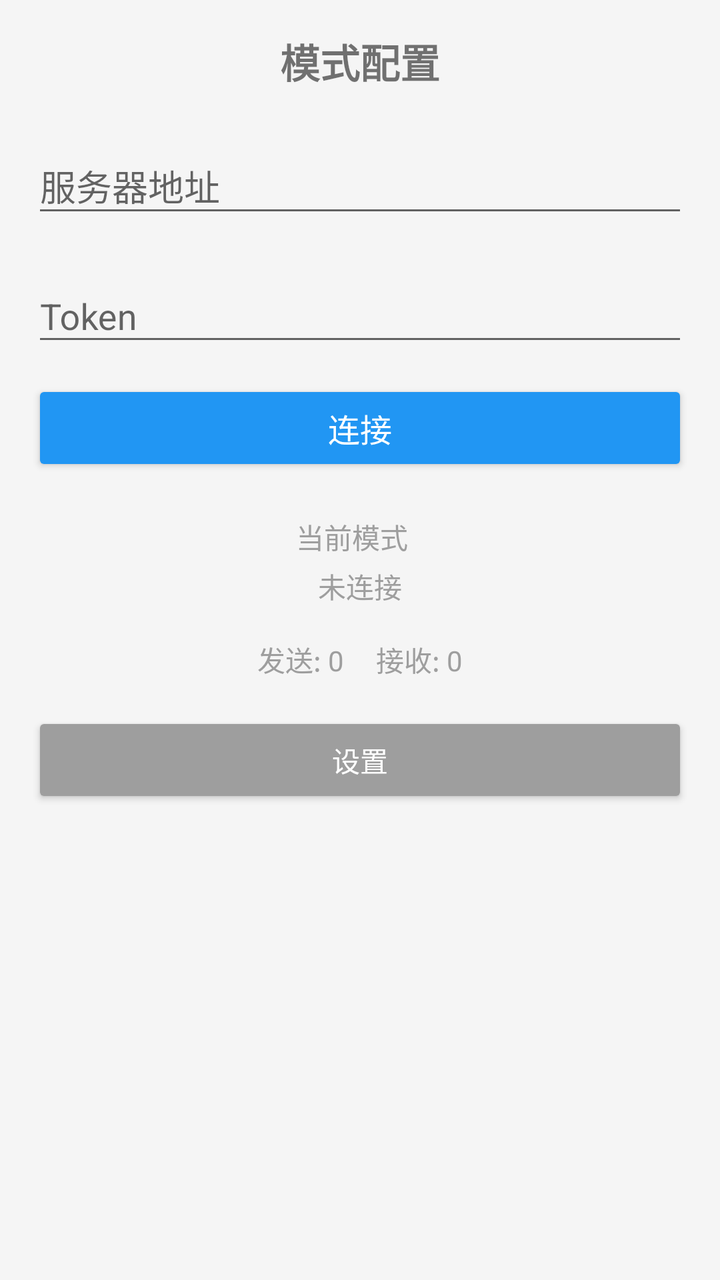
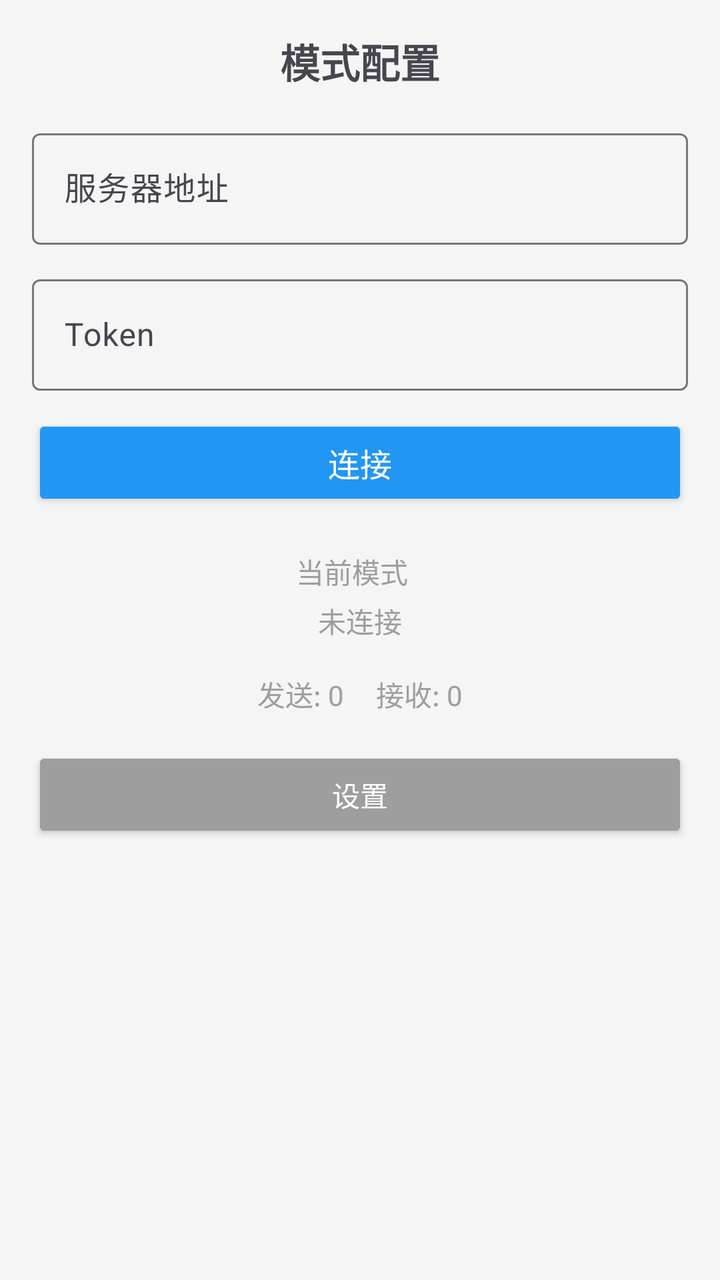

The first picture is an Android layout as it rendered before a commit; the second is the same layout after the commit. The layout source and the unified diff follow.
<!-- AndroidManifest.xml: application theme Theme.AppCompat.Light -->
<!-- res/layout/activity_config.xml -->
<?xml version="1.0" encoding="utf-8"?>
<LinearLayout xmlns:android="http://schemas.android.com/apk/res/android"
    android:layout_width="match_parent"
    android:layout_height="match_parent"
    android:orientation="vertical"
    android:padding="16dp"
    android:background="@color/background">

    <TextView
        android:layout_width="match_parent"
        android:layout_height="wrap_content"
        android:text="@string/mode_config"
        android:textSize="20sp"
        android:textStyle="bold"
        android:layout_marginBottom="16dp"
        android:gravity="center"/>

    <com.google.android.material.textfield.TextInputLayout
        android:layout_width="match_parent"
        android:layout_height="wrap_content"
        android:layout_marginBottom="12dp">
        <com.google.android.material.textfield.TextInputEditText
            android:id="@+id/etServerUrl"
            android:layout_width="match_parent"
            android:layout_height="wrap_content"
            android:hint="@string/server_url"
            android:inputType="textUri"
            android:singleLine="true"/>
    </com.google.android.material.textfield.TextInputLayout>

    <com.google.android.material.textfield.TextInputLayout
        android:layout_width="match_parent"
        android:layout_height="wrap_content"
        android:layout_marginBottom="12dp">
        <com.google.android.material.textfield.TextInputEditText
            android:id="@+id/etToken"
            android:layout_width="match_parent"
            android:layout_height="wrap_content"
            android:hint="@string/token"
            android:inputType="textPassword"
            android:singleLine="true"/>
    </com.google.android.material.textfield.TextInputLayout>

    <Button
        android:id="@+id/btnConnect"
        android:layout_width="match_parent"
        android:layout_height="wrap_content"
        android:text="@string/btn_connect"
        android:textSize="16sp"
        android:backgroundTint="@color/blue"
        android:textColor="@color/white"
        android:padding="12dp"
        android:layout_marginBottom="12dp"/>

    <LinearLayout
        android:layout_width="match_parent"
        android:layout_height="wrap_content"
        android:orientation="horizontal"
        android:gravity="center"
        android:layout_marginTop="8dp">
        <TextView
            android:layout_width="wrap_content"
            android:layout_height="wrap_content"
            android:text="@string/current_mode"
            android:textSize="14sp"
            android:textColor="@color/gray"/>
        <TextView
            android:id="@+id/tvCurrentMode"
            android:layout_width="wrap_content"
            android:layout_height="wrap_content"
            android:text=""
            android:textSize="14sp"
            android:textStyle="bold"
            android:textColor="@color/purple_500"
            android:layout_marginStart="8dp"/>
    </LinearLayout>

    <LinearLayout
        android:layout_width="match_parent"
        android:layout_height="wrap_content"
        android:orientation="horizontal"
        android:gravity="center"
        android:layout_marginTop="4dp">
        <TextView
            android:id="@+id/tvStatus"
            android:layout_width="wrap_content"
            android:layout_height="wrap_content"
            android:text="@string/status_disconnected"
            android:textSize="14sp"
            android:textColor="@color/gray"/>
    </LinearLayout>

    <LinearLayout
        android:layout_width="match_parent"
        android:layout_height="wrap_content"
        android:orientation="horizontal"
        android:gravity="center"
        android:layout_marginTop="16dp">
        <TextView
            android:id="@+id/tvSentCount"
            android:layout_width="wrap_content"
            android:layout_height="wrap_content"
            android:text="发送: 0"
            android:textSize="14sp"
            android:textColor="@color/gray"
            android:layout_marginEnd="16dp"/>
        <TextView
            android:id="@+id/tvReceivedCount"
            android:layout_width="wrap_content"
            android:layout_height="wrap_content"
            android:text="接收: 0"
            android:textSize="14sp"
            android:textColor="@color/gray"/>
    </LinearLayout>

    <Button
        android:id="@+id/btnOpenSettings"
        android:layout_width="match_parent"
        android:layout_height="wrap_content"
        android:text="@string/settings"
        android:textSize="14sp"
        android:backgroundTint="@color/gray"
        android:textColor="@color/white"
        android:padding="10dp"
        android:layout_marginTop="16dp"/>

</LinearLayout>
<!-- resources referenced by this layout -->
<resources>
  <color name="background">#FFF5F5F5</color>
  <color name="blue">#FF2196F3</color>
  <color name="gray">#FF9E9E9E</color>
  <color name="purple_500">#FF6200EE</color>
  <color name="white">#FFFFFFFF</color>
  <string name="btn_connect">连接</string>
  <string name="current_mode">当前模式</string>
  <string name="mode_config">模式配置</string>
  <string name="server_url">服务器地址</string>
  <string name="settings">设置</string>
  <string name="status_disconnected">未连接</string>
  <string name="token">Token</string>
</resources>

<!-- the commit's change to res/layout/activity_config.xml (unified diff, before → after) -->
@@ -18,7 +18,8 @@
     <com.google.android.material.textfield.TextInputLayout
         android:layout_width="match_parent"
         android:layout_height="wrap_content"
-        android:layout_marginBottom="12dp">
+        android:layout_marginBottom="12dp"
+        style="@style/Widget.Material3.TextInputLayout.OutlinedBox">
         <com.google.android.material.textfield.TextInputEditText
             android:id="@+id/etServerUrl"
             android:layout_width="match_parent"
@@ -31,7 +32,8 @@
     <com.google.android.material.textfield.TextInputLayout
         android:layout_width="match_parent"
         android:layout_height="wrap_content"
-        android:layout_marginBottom="12dp">
+        android:layout_marginBottom="12dp"
+        style="@style/Widget.Material3.TextInputLayout.OutlinedBox">
         <com.google.android.material.textfield.TextInputEditText
             android:id="@+id/etToken"
             android:layout_width="match_parent"
<!-- resource entries referenced after the edit -->
@@ -12,5 +12,19 @@
   <string name="settings">设置</string>
   <string name="status_disconnected">未连接</string>
   <string name="token">Token</string>
+  <style name="Theme.NotifyRelay" parent="Theme.Material3.Light.NoActionBar">
+          <item name="colorPrimary">@color/purple_500</item>
+          <item name="colorPrimaryVariant">@color/purple_700</item>
+          <item name="colorOnPrimary">@color/white</item>
+          <item name="colorSecondary">@color/teal_200</item>
+          <item name="colorSecondaryVariant">@color/teal_700</item>
+          <item name="colorOnSecondary">@color/black</item>
+          <item name="android:statusBarColor">@color/purple_700</item>
+          <item name="android:windowLightStatusBar">false</item>
+      </style>
+  <color name="purple_700">#FF3700B3</color>
+  <color name="teal_200">#FF03DAC5</color>
+  <color name="teal_700">#FF018786</color>
+  <color name="black">#FF000000</color>
 </resources>
 
